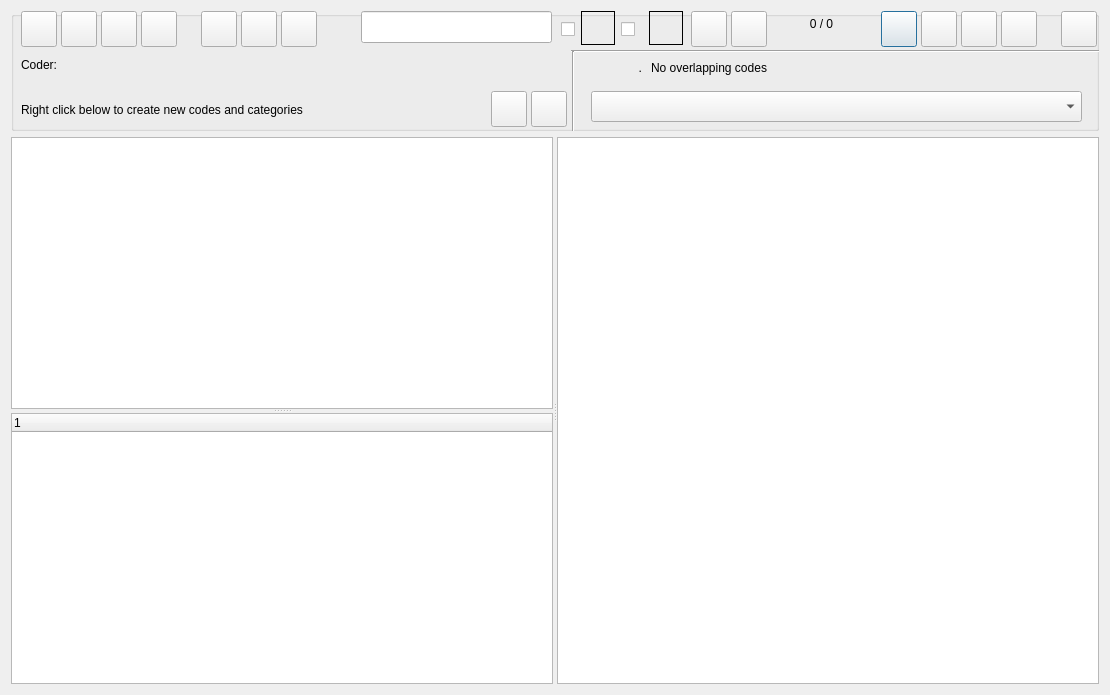
This is GUI_UIs/ui_dialog_code_text.ui in ccbogel/QualCoder as Qt 5 draws it before an edit. The edited form follows.
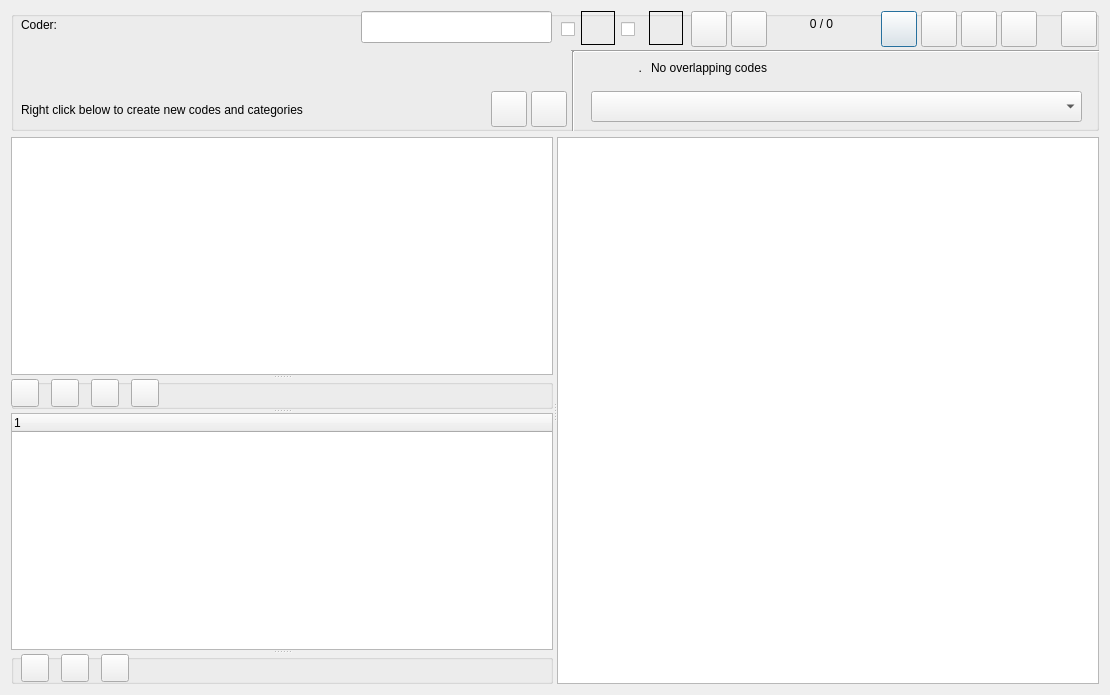
This is the edited form.

Patch:
```diff
--- a/GUI_UIs/ui_dialog_code_text.ui
+++ b/GUI_UIs/ui_dialog_code_text.ui
@@ -51,8 +51,8 @@
       <property name="geometry">
        <rect>
         <x>10</x>
-        <y>40</y>
-        <width>341</width>
+        <y>0</y>
+        <width>281</width>
         <height>28</height>
        </rect>
       </property>
@@ -338,54 +338,6 @@
        <string/>
       </property>
      </widget>
-     <widget class="QPushButton" name="pushButton_next_file">
-      <property name="geometry">
-       <rect>
-        <x>10</x>
-        <y>0</y>
-        <width>36</width>
-        <height>36</height>
-       </rect>
-      </property>
-      <property name="toolTip">
-       <string>&lt;html&gt;&lt;head/&gt;&lt;body&gt;&lt;p&gt;Next file&lt;/p&gt;&lt;/body&gt;&lt;/html&gt;</string>
-      </property>
-      <property name="text">
-       <string/>
-      </property>
-     </widget>
-     <widget class="QPushButton" name="pushButton_latest">
-      <property name="geometry">
-       <rect>
-        <x>50</x>
-        <y>0</y>
-        <width>36</width>
-        <height>36</height>
-       </rect>
-      </property>
-      <property name="toolTip">
-       <string>&lt;html&gt;&lt;head/&gt;&lt;body&gt;&lt;p&gt;File with latest coding&lt;/p&gt;&lt;/body&gt;&lt;/html&gt;</string>
-      </property>
-      <property name="text">
-       <string/>
-      </property>
-     </widget>
-     <widget class="QPushButton" name="pushButton_bookmark_go">
-      <property name="geometry">
-       <rect>
-        <x>90</x>
-        <y>0</y>
-        <width>36</width>
-        <height>36</height>
-       </rect>
-      </property>
-      <property name="toolTip">
-       <string>&lt;html&gt;&lt;head/&gt;&lt;body&gt;&lt;p&gt;Go to bookmark&lt;/p&gt;&lt;/body&gt;&lt;/html&gt;</string>
-      </property>
-      <property name="text">
-       <string/>
-      </property>
-     </widget>
      <widget class="QPushButton" name="pushButton_delete_all_codes">
       <property name="geometry">
        <rect>
@@ -402,70 +354,6 @@
        <string/>
       </property>
      </widget>
-     <widget class="QPushButton" name="pushButton_show_codings_next">
-      <property name="geometry">
-       <rect>
-        <x>230</x>
-        <y>0</y>
-        <width>36</width>
-        <height>36</height>
-       </rect>
-      </property>
-      <property name="toolTip">
-       <string>&lt;html&gt;&lt;head/&gt;&lt;body&gt;&lt;p&gt;Show next coding of selected code.&lt;/p&gt;&lt;/body&gt;&lt;/html&gt;</string>
-      </property>
-      <property name="text">
-       <string/>
-      </property>
-     </widget>
-     <widget class="QPushButton" name="pushButton_show_codings_prev">
-      <property name="geometry">
-       <rect>
-        <x>190</x>
-        <y>0</y>
-        <width>36</width>
-        <height>36</height>
-       </rect>
-      </property>
-      <property name="toolTip">
-       <string>&lt;html&gt;&lt;head/&gt;&lt;body&gt;&lt;p&gt;Show previous coding of selected code&lt;/p&gt;&lt;/body&gt;&lt;/html&gt;</string>
-      </property>
-      <property name="text">
-       <string/>
-      </property>
-     </widget>
-     <widget class="QPushButton" name="pushButton_show_all_codings">
-      <property name="geometry">
-       <rect>
-        <x>270</x>
-        <y>0</y>
-        <width>36</width>
-        <height>36</height>
-       </rect>
-      </property>
-      <property name="toolTip">
-       <string>&lt;html&gt;&lt;head/&gt;&lt;body&gt;&lt;p&gt;Show all codings&lt;/p&gt;&lt;/body&gt;&lt;/html&gt;</string>
-      </property>
-      <property name="text">
-       <string/>
-      </property>
-     </widget>
-     <widget class="QPushButton" name="pushButton_document_memo">
-      <property name="geometry">
-       <rect>
-        <x>130</x>
-        <y>0</y>
-        <width>36</width>
-        <height>36</height>
-       </rect>
-      </property>
-      <property name="toolTip">
-       <string>&lt;html&gt;&lt;head/&gt;&lt;body&gt;&lt;p&gt;File memo&lt;/p&gt;&lt;/body&gt;&lt;/html&gt;</string>
-      </property>
-      <property name="text">
-       <string/>
-      </property>
-     </widget>
      <widget class="QPushButton" name="pushButton_annotate">
       <property name="geometry">
        <rect>
@@ -510,6 +398,87 @@
        <enum>Qt::Vertical</enum>
       </property>
       <widget class="QListWidget" name="listWidget"/>
+      <widget class="QGroupBox" name="groupBox_file_buttons">
+       <property name="minimumSize">
+        <size>
+         <width>0</width>
+         <height>30</height>
+        </size>
+       </property>
+       <property name="maximumSize">
+        <size>
+         <width>16777215</width>
+         <height>30</height>
+        </size>
+       </property>
+       <property name="title">
+        <string/>
+       </property>
+       <widget class="QPushButton" name="pushButton_latest">
+        <property name="geometry">
+         <rect>
+          <x>40</x>
+          <y>0</y>
+          <width>28</width>
+          <height>28</height>
+         </rect>
+        </property>
+        <property name="toolTip">
+         <string>&lt;html&gt;&lt;head/&gt;&lt;body&gt;&lt;p&gt;File with latest coding&lt;/p&gt;&lt;/body&gt;&lt;/html&gt;</string>
+        </property>
+        <property name="text">
+         <string/>
+        </property>
+       </widget>
+       <widget class="QPushButton" name="pushButton_bookmark_go">
+        <property name="geometry">
+         <rect>
+          <x>80</x>
+          <y>0</y>
+          <width>28</width>
+          <height>28</height>
+         </rect>
+        </property>
+        <property name="toolTip">
+         <string>&lt;html&gt;&lt;head/&gt;&lt;body&gt;&lt;p&gt;Go to bookmark&lt;/p&gt;&lt;/body&gt;&lt;/html&gt;</string>
+        </property>
+        <property name="text">
+         <string/>
+        </property>
+       </widget>
+       <widget class="QPushButton" name="pushButton_next_file">
+        <property name="geometry">
+         <rect>
+          <x>0</x>
+          <y>0</y>
+          <width>28</width>
+          <height>28</height>
+         </rect>
+        </property>
+        <property name="toolTip">
+         <string>&lt;html&gt;&lt;head/&gt;&lt;body&gt;&lt;p&gt;Next file&lt;/p&gt;&lt;/body&gt;&lt;/html&gt;</string>
+        </property>
+        <property name="text">
+         <string/>
+        </property>
+       </widget>
+       <widget class="QPushButton" name="pushButton_document_memo">
+        <property name="geometry">
+         <rect>
+          <x>120</x>
+          <y>0</y>
+          <width>28</width>
+          <height>28</height>
+         </rect>
+        </property>
+        <property name="toolTip">
+         <string>&lt;html&gt;&lt;head/&gt;&lt;body&gt;&lt;p&gt;File memo&lt;/p&gt;&lt;/body&gt;&lt;/html&gt;</string>
+        </property>
+        <property name="text">
+         <string/>
+        </property>
+       </widget>
+      </widget>
       <widget class="QTreeWidget" name="treeWidget">
        <column>
         <property name="text">
@@ -517,6 +486,71 @@
         </property>
        </column>
       </widget>
+      <widget class="QGroupBox" name="groupBox_coding_buttons">
+       <property name="minimumSize">
+        <size>
+         <width>0</width>
+         <height>30</height>
+        </size>
+       </property>
+       <property name="maximumSize">
+        <size>
+         <width>16777215</width>
+         <height>30</height>
+        </size>
+       </property>
+       <property name="title">
+        <string/>
+       </property>
+       <widget class="QPushButton" name="pushButton_show_all_codings">
+        <property name="geometry">
+         <rect>
+          <x>90</x>
+          <y>0</y>
+          <width>28</width>
+          <height>28</height>
+         </rect>
+        </property>
+        <property name="toolTip">
+         <string>&lt;html&gt;&lt;head/&gt;&lt;body&gt;&lt;p&gt;Show all codings&lt;/p&gt;&lt;/body&gt;&lt;/html&gt;</string>
+        </property>
+        <property name="text">
+         <string/>
+        </property>
+       </widget>
+       <widget class="QPushButton" name="pushButton_show_codings_prev">
+        <property name="geometry">
+         <rect>
+          <x>10</x>
+          <y>0</y>
+          <width>28</width>
+          <height>28</height>
+         </rect>
+        </property>
+        <property name="toolTip">
+         <string>&lt;html&gt;&lt;head/&gt;&lt;body&gt;&lt;p&gt;Show previous coding of selected code&lt;/p&gt;&lt;/body&gt;&lt;/html&gt;</string>
+        </property>
+        <property name="text">
+         <string/>
+        </property>
+       </widget>
+       <widget class="QPushButton" name="pushButton_show_codings_next">
+        <property name="geometry">
+         <rect>
+          <x>50</x>
+          <y>0</y>
+          <width>28</width>
+          <height>28</height>
+         </rect>
+        </property>
+        <property name="toolTip">
+         <string>&lt;html&gt;&lt;head/&gt;&lt;body&gt;&lt;p&gt;Show next coding of selected code.&lt;/p&gt;&lt;/body&gt;&lt;/html&gt;</string>
+        </property>
+        <property name="text">
+         <string/>
+        </property>
+       </widget>
+      </widget>
      </widget>
      <widget class="QTextEdit" name="textEdit"/>
     </widget>
```
